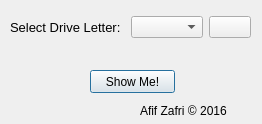
Before: the Qt Designer form res/showme.ui in afzafri/Folder-Unhider, drawn with Qt 5.
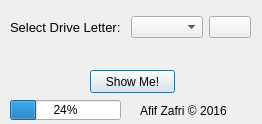
After: the same form once the commit is applied. Icons and pictures are not drawn.

What changed in the file:
```diff
--- a/res/showme.ui
+++ b/res/showme.ui
@@ -15,14 +15,14 @@
   </property>
   <property name="minimumSize">
    <size>
-    <width>211</width>
-    <height>103</height>
+    <width>262</width>
+    <height>124</height>
    </size>
   </property>
   <property name="maximumSize">
    <size>
-    <width>9999</width>
-    <height>200</height>
+    <width>262</width>
+    <height>124</height>
    </size>
   </property>
   <property name="windowTitle">
@@ -126,6 +126,19 @@
     </item>
    </layout>
   </widget>
+  <widget class="QProgressBar" name="progressBar">
+   <property name="geometry">
+    <rect>
+     <x>10</x>
+     <y>100</y>
+     <width>111</width>
+     <height>20</height>
+    </rect>
+   </property>
+   <property name="value">
+    <number>24</number>
+   </property>
+  </widget>
  </widget>
  <resources>
   <include location="res.qrc"/>
```
